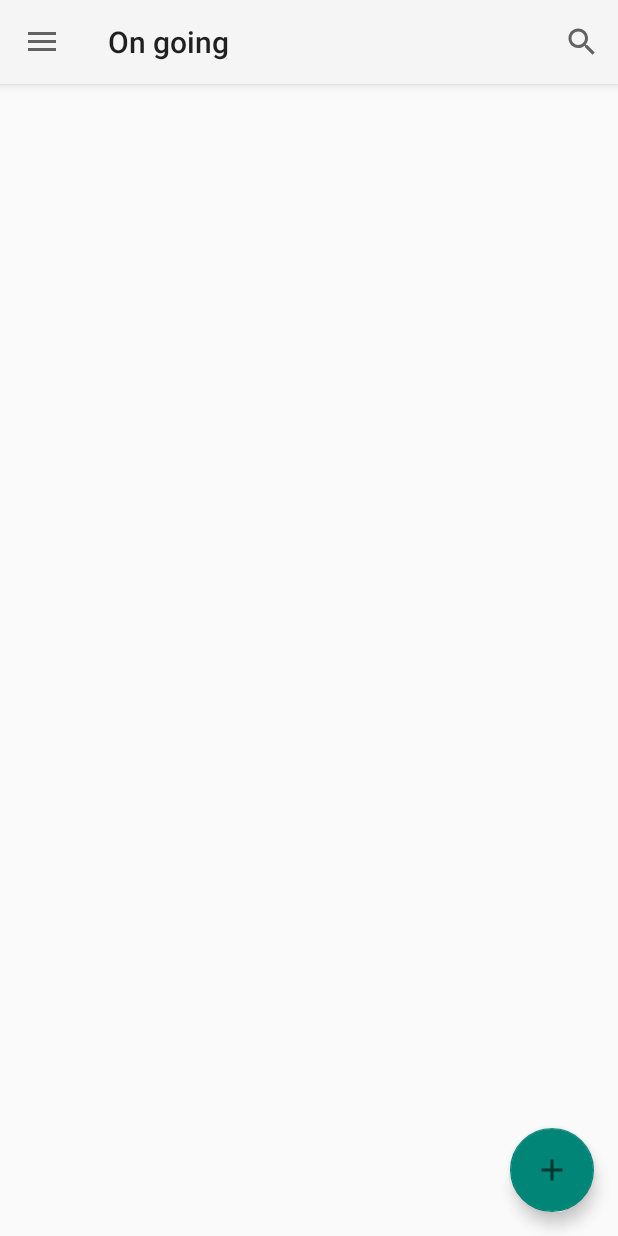
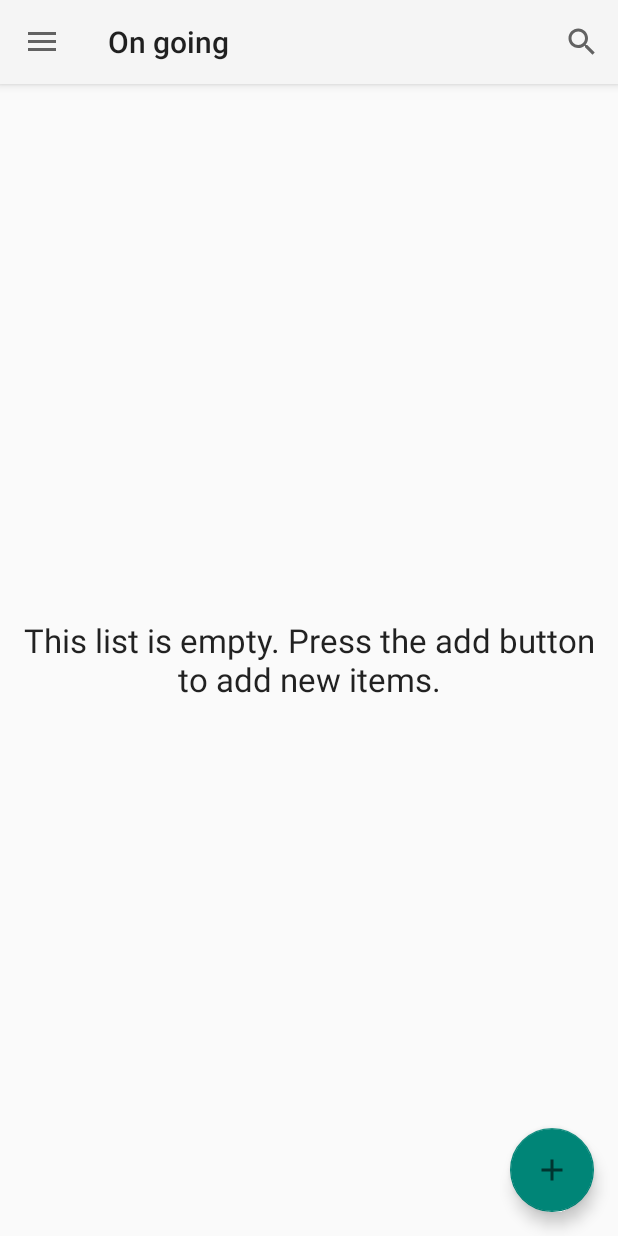
Before and after one commit to YAJATapps/ReminderApp, an Android app: the screen it shows after launch (MainActivity), on a phone screen of 412 x 824 dp. Run offline under Robolectric (Android 15) with nearby library versions, the phone set to English and light mode, and no system bars; our stand-ins replace Room's generated code, navigation-ui.

Commit message:
Show empty list message when there are no items in list

```diff
--- a/app/src/main/java/com/reminderapp/ui/NoteAdapter.java
+++ b/app/src/main/java/com/reminderapp/ui/NoteAdapter.java
@@ -11,6 +11,7 @@ import java.util.List;
 
 public class NoteAdapter extends RecyclerView.Adapter<NoteViewHolder> {
 
+    // The list of notes
     private List<Note> mNotes;
 
     /**
@@ -39,19 +40,33 @@ public class NoteAdapter extends RecyclerView.Adapter<NoteViewHolder> {
         mNotes = list;
     }
 
+    // View to show when list is empty
+    private final int EMPTY_LIST_VIEW = 100;
+
+    @Override
+    public int getItemViewType(int position) {
+        if (mNotes == null || mNotes.size() == 0)
+            return EMPTY_LIST_VIEW;
+        return super.getItemViewType(position);
+    }
+
     @Override
     public NoteViewHolder onCreateViewHolder(ViewGroup parent, int viewType) {
+        if (viewType == EMPTY_LIST_VIEW)
+            return NoteViewHolder.createEmptyView(parent);
+
         return NoteViewHolder.create(parent);
     }
 
     @Override
     public void onBindViewHolder(NoteViewHolder holder, int position) {
-        holder.bind(mNotes.get(position).title);
+        if (holder.getItemViewType() != EMPTY_LIST_VIEW)
+            holder.bind(mNotes.get(position).title);
     }
 
     @Override
     public int getItemCount() {
-        return mNotes == null ? 0 : mNotes.size();
+        return mNotes == null || mNotes.size() == 0 ? 1 : mNotes.size();
     }
 
 }
--- a/app/src/main/java/com/reminderapp/ui/NoteViewHolder.java
+++ b/app/src/main/java/com/reminderapp/ui/NoteViewHolder.java
@@ -44,4 +44,10 @@ class NoteViewHolder extends RecyclerView.ViewHolder {
         view.setOnClickListener((View v) -> Toast.makeText(parent.getContext(), "toast", Toast.LENGTH_SHORT).show());
         return new NoteViewHolder(view);
     }
+
+    static NoteViewHolder createEmptyView(ViewGroup parent) {
+        View view = LayoutInflater.from(parent.getContext())
+                .inflate(R.layout.fragment_empty, parent, false);
+        return new NoteViewHolder(view);
+    }
 }
--- /dev/null
+++ b/app/src/main/res/layout/fragment_empty.xml
@@ -0,0 +1,14 @@
+<?xml version="1.0" encoding="utf-8"?>
+<LinearLayout xmlns:android="http://schemas.android.com/apk/res/android"
+    android:layout_width="match_parent"
+    android:layout_height="match_parent"
+    android:padding="12dp">
+
+    <TextView
+        android:layout_width="match_parent"
+        android:layout_height="wrap_content"
+        android:layout_gravity="center"
+        android:text="@string/empty_list"
+        android:textAlignment="center"
+        android:textAppearance="@android:style/TextAppearance.Large" />
+</LinearLayout>
--- a/app/src/main/res/values/strings.xml
+++ b/app/src/main/res/values/strings.xml
@@ -11,4 +11,6 @@
     <string name="menu_ongoing">On going</string>
     <string name="menu_favorite">Favorite</string>
     <string name="menu_finished">Finished</string>
+
+    <string name="empty_list">This list is empty. Press the add button to add new items.</string>
 </resources>
```
